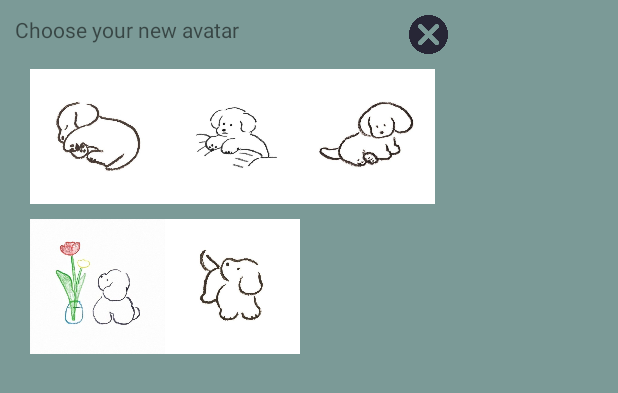
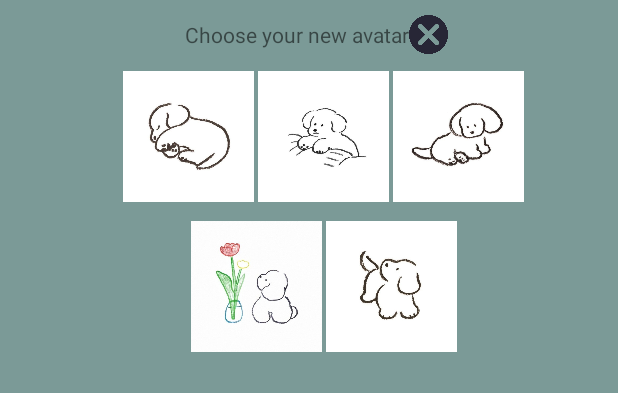
Before and after one commit to Watermelon-Android-development/Travel-Planning-Frontend, an Android app: the layout avatarpop.xml on its own in the app's theme, with its tools: preview values and no code run, on a phone screen of 412 x 824 dp. Shown: the top 393 px of the screen. Run offline under Robolectric (Android 15) with nearby library versions, the phone set to English and light mode, and no system bars.

Commit message:
avatarpop

```diff
--- a/app/src/main/res/layout/avatarpop.xml
+++ b/app/src/main/res/layout/avatarpop.xml
@@ -5,14 +5,16 @@
     android:layout_width="match_parent"
     android:layout_height="match_parent"
     android:background="#7B9A97"
-    android:orientation="vertical">
+    android:orientation="vertical"
+    >
 
 <LinearLayout
     android:layout_width="match_parent"
     android:layout_height="wrap_content"
     android:orientation="horizontal"
     android:paddingLeft="10dp"
-    android:paddingTop="10dp">
+    android:paddingTop="10dp"
+    android:gravity="center">
     <TextView
         android:id="@+id/textView"
         android:layout_width="wrap_content"
@@ -20,7 +22,7 @@
         android:text="Choose your new avatar" />
     <ImageView
         android:id="@+id/quit"
-        android:layout_width="wrap_content"
+        android:layout_width="26dp"
         android:layout_height="26dp"
         app:srcCompat="@drawable/x" />
 </LinearLayout>
@@ -30,23 +32,28 @@
     android:layout_height="wrap_content"
     android:orientation="horizontal"
     android:paddingLeft="20dp"
-    android:paddingTop="10dp">
+    android:paddingTop="10dp"
+    android:gravity="center">
+
     <ImageView
         android:id="@+id/image1"
         android:layout_width="90dp"
         android:layout_height="90dp"
+        android:padding="1dp"
         app:srcCompat="@drawable/avatar1" />
 
     <ImageView
         android:id="@+id/image2"
         android:layout_width="90dp"
         android:layout_height="90dp"
+        android:padding="1dp"
         app:srcCompat="@drawable/avatar2" />
 
     <ImageView
         android:id="@+id/image4"
         android:layout_width="90dp"
         android:layout_height="90dp"
+        android:padding="1dp"
         app:srcCompat="@drawable/avatar4" />
 </LinearLayout>
 
@@ -55,17 +62,20 @@
         android:layout_height="wrap_content"
         android:orientation="horizontal"
         android:paddingLeft="20dp"
-        android:paddingTop="10dp">
+        android:paddingTop="10dp"
+        android:gravity="center">
     <ImageView
         android:id="@+id/image0"
         android:layout_width="90dp"
         android:layout_height="90dp"
+        android:padding="1dp"
         app:srcCompat="@drawable/avatar0" />
 
     <ImageView
         android:id="@+id/image3"
         android:layout_width="90dp"
         android:layout_height="90dp"
+        android:padding="1dp"
         app:srcCompat="@drawable/avatar3" />
 
     </LinearLayout>
```
